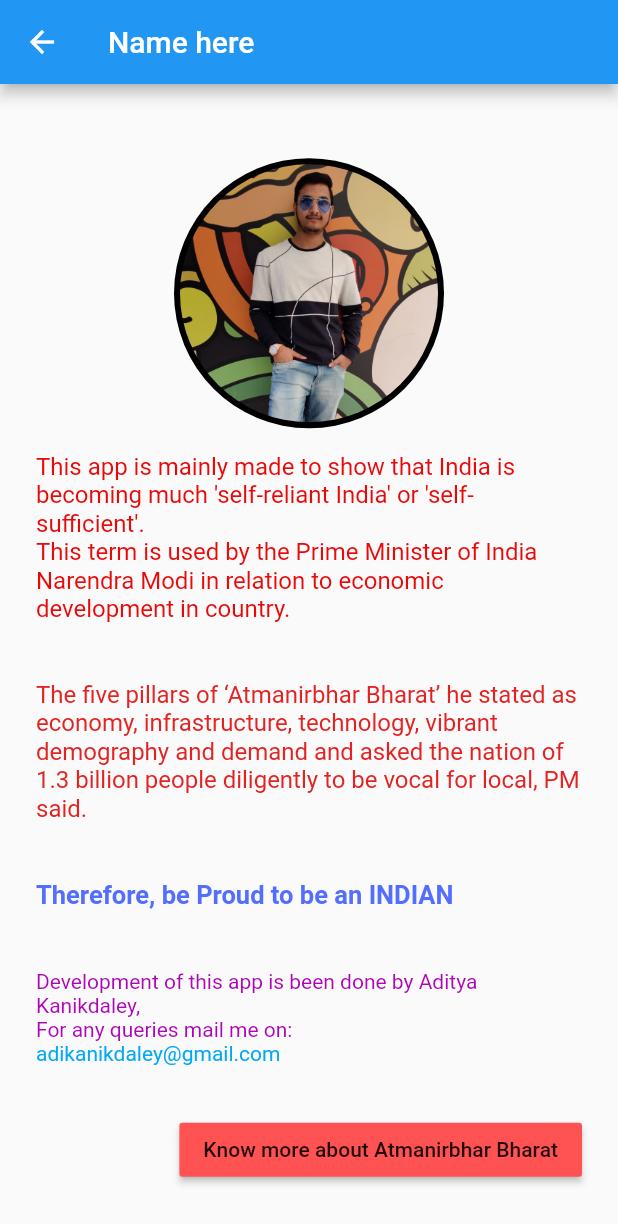
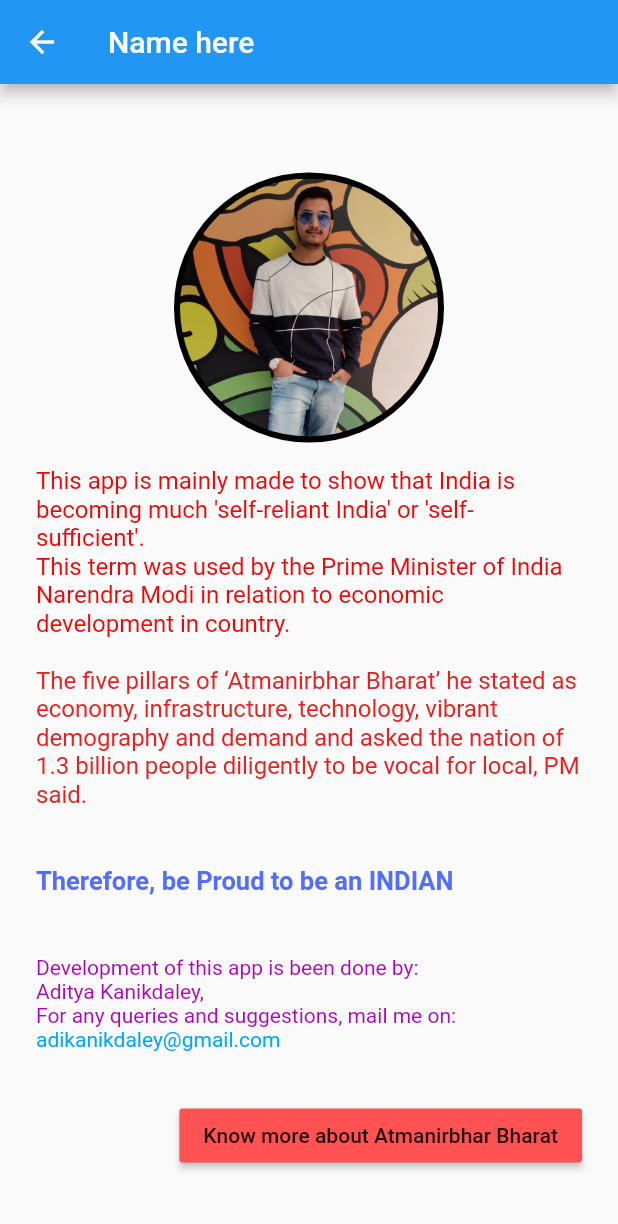
Before and after one commit to AdityaKanikdaley/FlutterPractice, a Flutter app: the aboutClass screen opened directly, on a phone screen of 412 x 824 dp. Shown: the top 1224 px of the screen. Run offline on Flutter 3.47's test engine with Material 2 defaults, Android fonts, the phone set to English and light mode, and no system bars; our stand-ins replace charts_flutter, flushbar, flutter_icons, font_awesome_flutter, math_expressions.

```diff
--- a/indian_companies/lib/about.dart
+++ b/indian_companies/lib/about.dart
@@ -28,7 +28,7 @@ class aboutClass extends StatelessWidget {
           direction: Axis.horizontal,
           children: <Widget>[
             Text("This app is mainly made to show that India is becoming much 'self-reliant India' or 'self-sufficient'. \n"
-                "This term is used by the Prime Minister of India Narendra Modi in relation to economic development in country.\n\n",
+                "This term was used by the Prime Minister of India Narendra Modi in relation to economic development in country.\n",
               style: TextStyle(fontSize: 16, color: Color(0xFFe80909)),),
 
             Text("The five pillars of ‘Atmanirbhar Bharat’ he stated as economy, infrastructure, technology, vibrant demography"
@@ -37,7 +37,7 @@ class aboutClass extends StatelessWidget {
             Text("Therefore, be Proud to be an INDIAN\n\n",
               style: TextStyle(fontWeight: FontWeight.bold, fontSize: 17, color: Colors.indigoAccent), ),
 
-            Text("Development of this app is been done by Aditya Kanikdaley,\nFor any queries mail me on:",
+            Text("Development of this app is been done by: \nAditya Kanikdaley,\nFor any queries and suggestions, mail me on:",
               style: TextStyle(fontSize: 14, color: Color(0xFFac07b5)),),
 
             Text("adikanikdaley@gmail.com\n\n", style: TextStyle(color: Colors.lightBlue),),
--- a/indian_companies/lib/categories/banks.dart
+++ b/indian_companies/lib/categories/banks.dart
@@ -7,9 +7,9 @@ Widget banks(BuildContext context){
         children: <Widget>[
           card(context,"assets/banks/axis bank.png", "Axis Bank", "Financials", "Ahmedabad", "1993",""),
           card(context,"assets/banks/Bank_of_Baroda_logo.png", "Bank of Baroda", "Financials", "Vadodara", "1908",""),
-          card(context,"assets/banks/bank of india.png", "Bank of India", "Financials", "Mumbai", "1906",""),
+          // card(context,"assets/banks/bank of india.png", "Bank of India", "Financials", "Mumbai", "1906",""),
           card(context,"assets/banks/Canara-Bank-logo.png", "Canara Bank", "Financials", "Banglore", "1906",""),
-          card(context,"assets/banks/central-bank-of-india-logo-vector.png", "Central Bank of India", "Financials", "Mumbai", "1911",""),
+          // card(context,"assets/banks/central-bank-of-india-logo-vector.png", "Central Bank of India", "Financials", "Mumbai", "1911",""),
           card(context,"assets/banks/dena-bank-logo.png", "Dena Bank", "Financials", "Mumbai", "1938",""),
           card(context,"assets/banks/HDFC-Bank-Logo-PNG.png", "HDFC Bank", "Financials", "Mumbai", "1994",""),
           card(context,"assets/banks/icici_bank_logo_symbol.png", "ICICI Bank", "Financials", "Mumbai", "1994",""),
@@ -19,7 +19,7 @@ Widget banks(BuildContext context){
           card(context,"assets/banks/state-bank-of-india.png", "State Bank of India", "Financials", "Mumbai", "1806",""),
           card(context,"assets/banks/uco-bank-logo.png", "UCO Bank", "Financials", "Kolkata", "1943",""),
           card(context,"assets/banks/union-bank-of-india-logo.png", "Union Bank of India", "Financials", "Mumbai", "1919",""),
-          card(context,"assets/banks/yes-bank-logo.png", "Yes Bank", "Financials", "Mumbai", "2004",""),
+          // card(context,"assets/banks/yes-bank-logo.png", "Yes Bank", "Financials", "Mumbai", "2004",""),
           card(context,"assets/banks/Kotak_Mahindra_Bank_logo.png", "Kotak Mahindra Bank", "Financials", "Mumbai", "1965",""),
           // card("assets/banks/city-union-bank-logo.png", "City Union Bank", "Financials", "Kumbakonam", "1904"),
           // card("assets/banks/Karnataka_Bank_.png", "Karnataka Bank", "Financials", "Mangaluru", "1924"),
--- a/indian_companies/lib/categories/buildingMaterials.dart
+++ b/indian_companies/lib/categories/buildingMaterials.dart
@@ -7,8 +7,8 @@ Widget buildingMaterials(BuildContext context){
         children: <Widget>[
           card(context,"assets/buildingMaterials/ACC_Limited_logo.png", "ACC Limited", "Financials", "Mumbai", "1936","https://www.acclimited.com/"),
           card(context,"assets/buildingMaterials/ambuja-cement-logo-png-8-Free-PNG-Images-Transparent.png", "Ambuja Cements", "Financials", "Mumbai", "1983","http://www.ambujacementfoundation.org/"),
+          card(context,"assets/buildingMaterials/ultratech-cement-logo-CC537D763B-seeklogo.com.png", "UltraTech Cement", "Financials", "Mumbai", "1983","https://www.ultratechcement.com/"),
           card(context,"assets/buildingMaterials/shree-jung-rodhak-cement-logo-E2D76CE0F9-seeklogo.com.png", "Shree Cement", "Financials", "Kolkata", "1979","https://www.shreecement.com/"),
-          card(context,"assets/buildingMaterials/ultratech-cement-logo-CC537D763B-seeklogo.com.png", "UltraTech Cement", "Financials", "Mumbai", "1983","https://www.ultratechcement.com/"),
           Text("Updating more companies soon.......",  style: TextStyle(fontWeight: FontWeight.bold, fontSize: 14),)
         ]
     );
--- a/indian_companies/lib/expansionTile.dart
+++ b/indian_companies/lib/expansionTile.dart
@@ -15,7 +15,7 @@ Widget expansionTile(String path, String title, BuildContext context, Function f
         title: Text(title, style: TextStyle(fontWeight: FontWeight.bold, fontSize: 17)),
         children: <Widget>[
           Container(
-            height: 420,
+            height: 280,
             child: SingleChildScrollView(
               scrollDirection: Axis.vertical,
               child: function(context)
```
Also changed, not shown: indian_companies/assets/headLogo/oil & gas.png (deleted).
